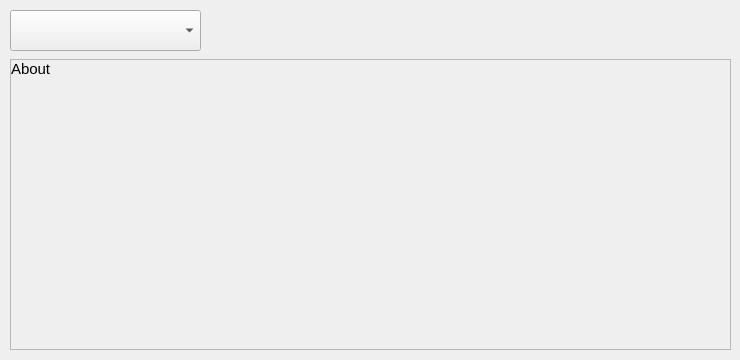
Before: the Qt Designer form lab2/aboutalgorithm.ui in Megarekrut65/4sem-ooop-lab2, drawn with Qt 5.
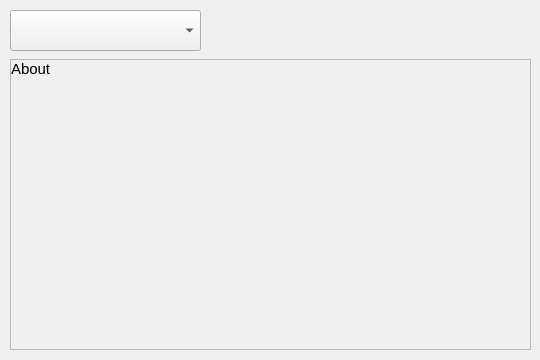
After: the same form once the commit is applied.

What changed in the file:
```diff
--- a/lab2/aboutalgorithm.ui
+++ b/lab2/aboutalgorithm.ui
@@ -6,19 +6,19 @@
    <rect>
     <x>0</x>
     <y>0</y>
-    <width>740</width>
+    <width>540</width>
     <height>360</height>
    </rect>
   </property>
   <property name="minimumSize">
    <size>
-    <width>740</width>
+    <width>540</width>
     <height>360</height>
    </size>
   </property>
   <property name="maximumSize">
    <size>
-    <width>740</width>
+    <width>540</width>
     <height>360</height>
    </size>
   </property>
@@ -47,7 +47,7 @@
     <rect>
      <x>10</x>
      <y>59</y>
-     <width>721</width>
+     <width>521</width>
      <height>291</height>
     </rect>
    </property>
@@ -59,7 +59,7 @@
      <rect>
       <x>0</x>
       <y>0</y>
-      <width>719</width>
+      <width>519</width>
       <height>289</height>
      </rect>
     </property>
@@ -68,7 +68,7 @@
       <rect>
        <x>0</x>
        <y>0</y>
-       <width>721</width>
+       <width>521</width>
        <height>291</height>
       </rect>
      </property>
```
